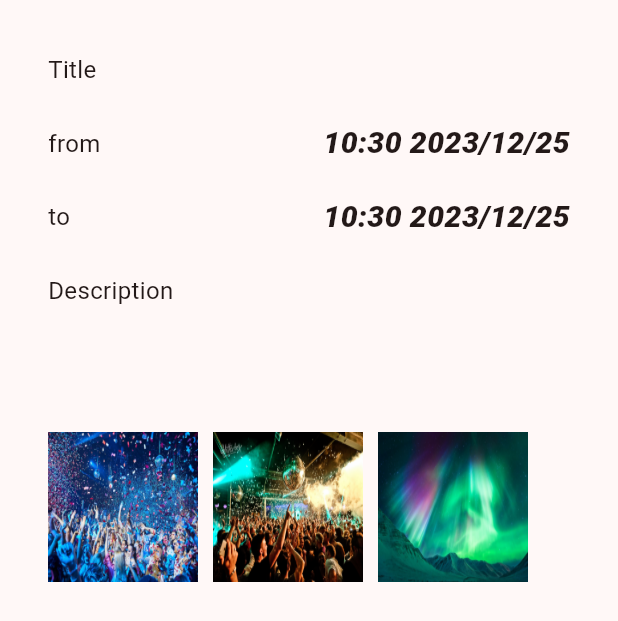
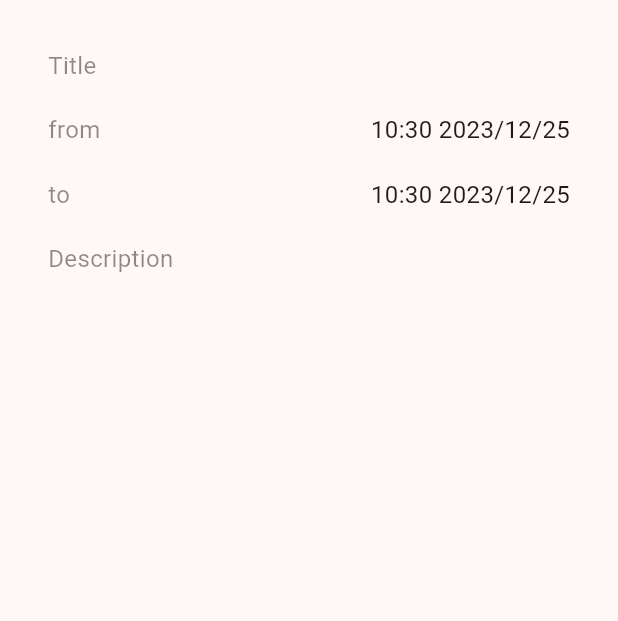
Before and after one commit to eeeedgar/chilly_mobile_client, a Flutter app: the ViewActivityModal widget shown alone on an empty page, opened directly with empty values, on a phone screen of 412 x 824 dp. Shown: the top 621 px of the screen. Run offline on Flutter 3.47's test engine with Material 3 defaults, Android fonts, the phone set to English and light mode, and no system bars; our stand-ins replace auto_route, dio, flutter_bloc, flutter_map, freezed_annotation, get_it and 3 more; missing offline and left inert: flutter_map_cancellable_tile_provider; accounts and stored records are empty; network calls fail; Roboto replaces fonts that are missing (Monaco).

```diff
--- a/lib/features/activities/data/activity_network_repository.dart
+++ b/lib/features/activities/data/activity_network_repository.dart
@@ -62,4 +62,7 @@ class ActivityNetworkRepository extends ActivityRepository {
         .map((x) => ActivityMeta.fromJson(x))
         .toList());
   }
+
+  @override
+  Future<void> addToFavorites(String id) async {}
 }
--- a/lib/features/activities/data/create_activity_dto.dart
+++ b/lib/features/activities/data/create_activity_dto.dart
@@ -7,8 +7,8 @@ part 'create_activity_dto.g.dart';
 class CreateActivityDto {
   final String title;
   final String description;
-  final int latitude;
-  final int longitude;
+  final double latitude;
+  final double longitude;
   final DateTime startTime;
   final DateTime finishTime;
   final List<String> pictures;
@@ -25,8 +25,8 @@ class CreateActivityDto {
       CreateActivityDto(
           entity.title!,
           entity.description!,
-          entity.latitude!.round(),
-          entity.longitude!.round(),
+          entity.latitude!,
+          entity.longitude!,
           entity.startTime!,
           entity.finishTime!,
           entity.pictures!,
--- a/lib/features/activities/domain/repository.dart
+++ b/lib/features/activities/domain/repository.dart
@@ -20,4 +20,6 @@ abstract class ActivityRepository {
 
   // need token
   Future<List<ActivityMeta>> getFavoriteActivities();
+
+  Future<void> addToFavorites(String id);
 }
--- a/lib/features/activities/presentation/view_activity_modal.dart
+++ b/lib/features/activities/presentation/view_activity_modal.dart
@@ -31,10 +31,6 @@ class _ViewActivityModalState extends State<ViewActivityModal> {
               const SizedBox(
                 height: 20,
               ),
-              // _Row(name: 'Address', value: widget.activity.address!),
-              // const SizedBox(
-              //   height: 20,
-              // ),
               _Row(name: 'from', value: widget.meta.event.startTime.formatE()),
               const SizedBox(
                 height: 20,
@@ -44,12 +40,10 @@ class _ViewActivityModalState extends State<ViewActivityModal> {
                 height: 20,
               ),
               _Row(name: 'Description', value: widget.meta.event.description),
-              const SizedBox(
-                height: 20,
-              ),
               SizedBox(
-                height: 40,
+                height: 60,
                 child: ListView.builder(
+                    padding: const EdgeInsets.symmetric(vertical: 8),
                     scrollDirection: Axis.horizontal,
                     itemCount: widget.meta.event.tags.length,
                     itemBuilder: (context, index) {
@@ -57,43 +51,47 @@ class _ViewActivityModalState extends State<ViewActivityModal> {
                           name: widget.meta.event.tags.elementAt(index).title);
                     }),
               ),
-              const SizedBox(
-                height: 20,
+              SizedBox(
+                height: 60,
+                child: ListView.builder(
+                    padding: const EdgeInsets.symmetric(vertical: 8),
+                    scrollDirection: Axis.horizontal,
+                    itemCount: widget.meta.event.pictures.length,
+                    itemBuilder: (context, index) {
+                      return _Image(
+                          widget.meta.event.pictures.elementAt(index));
+                    }),
               ),
-              SizedBox(
-                height: 100,
-                child: ListView(
-                  scrollDirection: Axis.horizontal,
-                  children: const [
-                    _Image('assets/jpg/party.jpg'),
-                    _Image('assets/jpg/party-2.jpg'),
-                    _Image('assets/jpg/lights.jpg'),
-                  ],
+              if (widget.meta.isActive && !widget.meta.isFavorite)
+                ElevatedButton(
+                  onPressed: () {
+                    // todo: scope
+                  },
+                  child: Text(
+                    'I will go'.toUpperCase(),
+                    style: AppTextStyle.button,
+                  ),
                 ),
-              ),
-              const SizedBox(
-                height: 40,
-              ),
-              // context.read<UserCubit>().isInFavorites(widget.activity.id!)
-              //     ? ElevatedButton(
-              //         onPressed: () {
-              //           context
-              //               .read<UserCubit>()
-              //               .removeFromFavorites(widget.activity.id!);
-              //         },
-              //         child: const Text('Remove from favorites'),
-              //       )
-              //     : ElevatedButton(
-              //         onPressed: () {
-              //           context
-              //               .read<UserCubit>()
-              //               .addToFavorites(widget.activity.id!);
-              //         },
-              //         child: Text(
-              //           'I will go'.toUpperCase(),
-              //           style: AppTextStyle.button,
-              //         ),
-              //       ),
+              if (widget.meta.isFavorite)
+                ElevatedButton(
+                  onPressed: () {
+                    // todo: scope
+                  },
+                  child: Text(
+                    'Remove from favorites'.toUpperCase(),
+                    style: AppTextStyle.button,
+                  ),
+                ),
+              if (widget.meta.isOwn)
+                ElevatedButton(
+                  onPressed: () {
+                    // todo: scope
+                  },
+                  child: Text(
+                    'Edit'.toUpperCase(),
+                    style: AppTextStyle.button,
+                  ),
+                ),
             ],
           ),
         );
@@ -118,11 +116,11 @@ class _Row extends StatelessWidget {
       children: [
         Text(
           name,
-          style: AppTextStyle.body,
+          style: AppTextStyle.subtext,
         ),
         Text(
           value,
-          style: AppTextStyle.bodyHighlight,
+          style: AppTextStyle.body,
         ),
       ],
     );
@@ -153,7 +151,7 @@ class _Image extends StatelessWidget {
                         onTap: () {
                           Navigator.of(context).pop();
                         },
-                        child: Image.asset(
+                        child: Image.network(
                           path,
                           fit: BoxFit.fitWidth,
                         ),
@@ -163,7 +161,7 @@ class _Image extends StatelessWidget {
           child: SizedBox(
             height: 100,
             width: 100,
-            child: Image.asset(
+            child: Image.network(
               path,
               fit: BoxFit.fill,
             ),
```
Also changed, not shown: lib/features/activities/data/create_activity_dto.g.dart, lib/features/activities/domain/activity_entity.g.dart.
